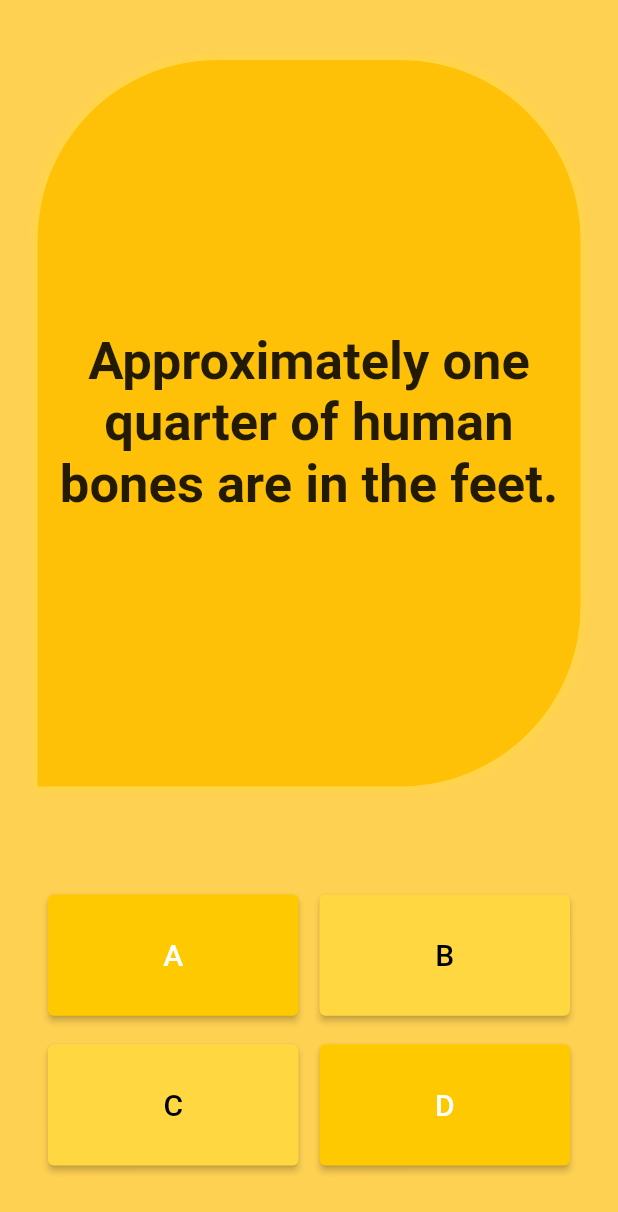
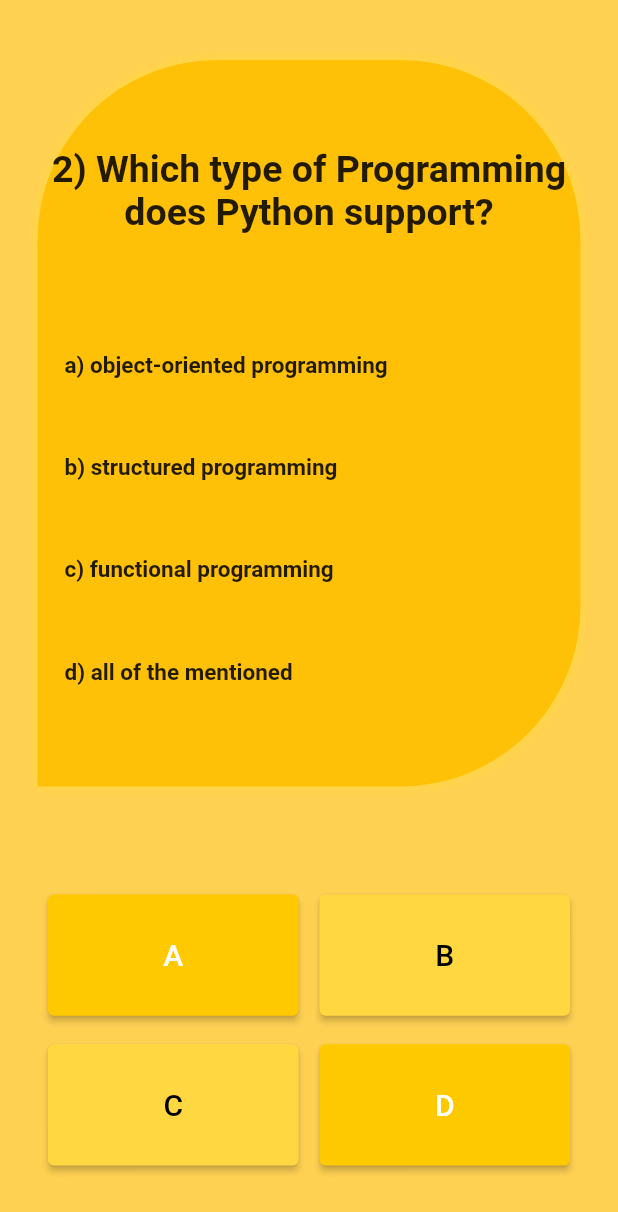
Before and after one commit to ENGR-WAJAHAT-AHMED/mcqs_quiz_app_flutter, a Flutter app: the screen it shows after launch, after a tap on an icon or button, on a phone screen of 412 x 824 dp. Shown: the top 1212 px of the screen. Run offline on Flutter 3.47's test engine with Material 2 defaults, Android fonts, the light colour scheme and no system bars.

Commit message:
implement the functionality of q/a

```diff
--- a/lib/main.dart
+++ b/lib/main.dart
@@ -1,4 +1,5 @@
 import 'package:flutter/material.dart';
+import 'package:mcqs_quiz_app/question.dart';
 
 // QuizBrain quizbrian = QuizBrain();
 
@@ -30,19 +31,21 @@
 class _QuizPageState extends State<QuizPage> {
   List<Icon> score = [];
 
-  List<String> questions =[
-    'You can lead a cow down stairs but not up stairs.',
-    'Approximately one quarter of human bones are in the feet.',
-    'A slug\'s blood is green.',
+
+
+
+
+
+  List<Question> questionBank = [
+    Question(q:"1) Who developed Python Programming Language?",a:"a) Wick van Rossum",b:"b) Rasmus Lerdorf",c:"c) Guido van Rossum",d:"d) Niene Stom",ra:"C"),
+    Question(q:"2) Which type of Programming does Python support?",a:"a) object-oriented programming",b:"b) structured programming",c:"c) functional programming",d:"d) all of the mentioned",ra:"D"),
+    Question(q:"3. Is Python case sensitive when dealing with identifiers?",a:" a) no",b:" b) yes",c:"c) machine dependent",d:"d) none of the mentioned",ra:"B"),
+    Question(q:"",a:"",b:"",c:"",d:"",ra:"C"),
+
   ];
 
-  List<bool> answers = [
-    false,
-    true,
-    true
-  ];
 
-  int a = 0;
+  int no = 0;
 
   @override
   Widget build(BuildContext context) {
@@ -67,23 +70,97 @@
                       color: Colors.amberAccent,
                       blurRadius:5,
                       spreadRadius: 1,
-
-
                     )
                   ]
               ),
-
               child: Padding(
                 padding: const EdgeInsets.all(8.0),
                 child: Center(
+                  child: Column(
+                    crossAxisAlignment: CrossAxisAlignment.start,
+                    children: [
+                      Expanded(
+                        flex:3,
+                        child: Padding(
+                          padding: const EdgeInsets.only(top: 50 ),
                           child: Text(
-                    questions[a],
+                            questionBank[no].questionText,
                             textAlign: TextAlign.center,
                             style: TextStyle(
-                      fontSize: 35.0,
+                              fontSize: 25.0,
                               color: Colors.black87,
                               fontWeight: FontWeight.bold,
                             ),
+                          ),
+                        ),
+                      ),
+                      Expanded(
+                        flex: 5,
+                          child: Padding(
+                            padding: const EdgeInsets.only(top: 10,right: 10,left: 10,bottom: 10),
+                            child: Column(
+                              crossAxisAlignment: CrossAxisAlignment.start,
+                              children: [
+                            Expanded(
+                              child: Padding(
+                                padding: const EdgeInsets.only(top: 1,bottom: 1),
+                                child: Text(
+                                  questionBank[no].choseA,
+                                  textAlign: TextAlign.center,
+                                  style: TextStyle(
+                                    fontSize: 15.0,
+                                    color: Colors.black87,
+                                    fontWeight: FontWeight.bold,
+                                  ),
+                                ),
+                              ),
+                            ),
+                            Expanded(
+                              child: Padding(
+                                padding: const EdgeInsets.only(top: 1,bottom: 1),
+                                child: Text(
+                                  questionBank[no].choseB,
+                                  textAlign: TextAlign.center,
+                                  style: TextStyle(
+                                    fontSize: 15.0,
+                                    color: Colors.black87,
+                                    fontWeight: FontWeight.bold,
+                                  ),
+                                ),
+                              ),
+                            ),
+                            Expanded(
+                              child: Padding(
+                                padding: const EdgeInsets.only(top: 1,bottom: 1),
+                                child: Text(
+                                  questionBank[no].choseC,
+                                  textAlign: TextAlign.center,
+                                  style: TextStyle(
+                                    fontSize: 15.0,
+                                    color: Colors.black87,
+                                    fontWeight: FontWeight.bold,
+                                  ),
+                                ),
+                              ),
+                            ),
+                            Expanded(
+                              child: Padding(
+                                padding: const EdgeInsets.only(top: 1,bottom: 1),
+                                child: Text(
+                                  questionBank[no].choseD,
+                                  textAlign: TextAlign.center,
+                                  style: TextStyle(
+                                    fontSize: 15.0,
+                                    color: Colors.black87,
+                                    fontWeight: FontWeight.bold,
+                                  ),
+                                ),
+                              ),
+                            ),
+                        ],
+                      ),
+                          ))
+                    ],
                   ),
                 ),
               ),
@@ -111,14 +188,14 @@
                         ),
                       ),
                       onPressed: () {
-                        bool correct = answers[a];
-                        if (correct == true){
+                        String correct = questionBank[no].questionAnswer;
+                        if (correct == "A"){
                           print("user got it right");
                         }else{
                           print("user got it wrong");
                         }
                         setState(() {
-                          a++;
+                          no++;
                         });
                         //The user picked true.
                       },
@@ -140,14 +217,14 @@
                         ),
                       ),
                       onPressed: () {
-                        bool correct = answers[a];
-                        if (correct == false){
+                        String correct = questionBank[no].questionAnswer;
+                        if (correct == "B"){
                           print("user got it right");
                         }else{
                           print("user got it wrong");
                         }
                         setState(() {
-                          a++;
+                          no++;
                         });
                         //The user picked false.
                       },
@@ -178,14 +255,14 @@
                         ),
                       ),
                       onPressed: () {
-                        bool correct = answers[a];
-                        if (correct == true){
+                        String correct = questionBank[no].questionAnswer;
+                        if (correct == "C"){
                           print("user got it right");
                         }else{
                           print("user got it wrong");
                         }
                         setState(() {
-                          a++;
+                          no++;
                         });
                         //The user picked true.
                       },
@@ -207,14 +284,14 @@
                         ),
                       ),
                       onPressed: () {
-                        bool correct = answers[a];
-                        if (correct == false){
+                        String correct = questionBank[no].questionAnswer;
+                        if (correct == "D"){
                           print("user got it right");
                         }else{
                           print("user got it wrong");
                         }
                         setState(() {
-                          a++;
+                          no++;
                         });
                         //The user picked false.
                       },
@@ -232,66 +309,3 @@
     );
   }
 }
-
-/*
-question1: 'You can lead a cow down stairs but not up stairs.', false,
-question2: 'Approximately one quarter of human bones are in the feet.', true,
-question3: 'A slug\'s blood is green.', true,
-*/
-
-
-
-// import 'package:flutter/material.dart';
-// import 'quizbrain.dart';
-//
-// QuizBrain quizbrian = QuizBrain();
-//
-// void main() => runApp(Quizzler());
-//
-// class Quizzler extends StatelessWidget {
-//   @override
-//   Widget build(BuildContext context) {
-//     return MaterialApp(
-//       debugShowCheckedModeBanner: false,
-//       home: Scaffold(
-//         backgroundColor: Colors.black87,
-//         body: SafeArea(
-//           child: Padding(
-//             padding: EdgeInsets.symmetric(horizontal: 10.0),
-//             child: QuizPage(),
-//           ),
-//         ),
-//       ),
-//     );
-//   }
-// }
-//
-// class QuizPage extends StatefulWidget {
-//   @override
-//   _QuizPageState createState() => _QuizPageState();
-// }
-//
-// class _QuizPageState extends State<QuizPage> {
-//   @override
-//   Widget build(BuildContext context) {
-//     return Column(
-//       mainAxisAlignment: MainAxisAlignment.center,
-//
-//       children: [
-//         Container(
-//           alignment: Alignment.center,
-//           child: Text(
-//             "This is where the quetion text will go",
-//             style: TextStyle(color: Colors.white),
-//           ),
-//         ),
-//       ],
-//     );
-//   }
-// }
-//
-// /*
-// question1: 'You can lead a cow down stairs but not up stairs.', false,
-// question2: 'Approximately one quarter of human bones are in the feet.', true,
-// question3: 'A slug\'s blood is green.', true,
-// */
--- a/lib/question.dart
+++ b/lib/question.dart
@@ -1,10 +1,18 @@
-class QuestionAnswer{
-  String questionText;
-  bool questionAnswer;
+class Question{
+  late String questionText;
+  late String choseA;
+  late String choseB;
+  late String choseC;
+  late String choseD;
+  late String questionAnswer;
 
-  Question({String q,bool a}){
+  Question({required String q,required String a,required String b,required String c,required String d,required String ra}){
 
     questionText = q;
-    questionAnswer = a;
+    choseA = a;
+    choseB = b;
+    choseC = c;
+    choseD = d;
+    questionAnswer = ra;
   }
 }
```
Lines whose indentation alone changed are shown as unchanged.
